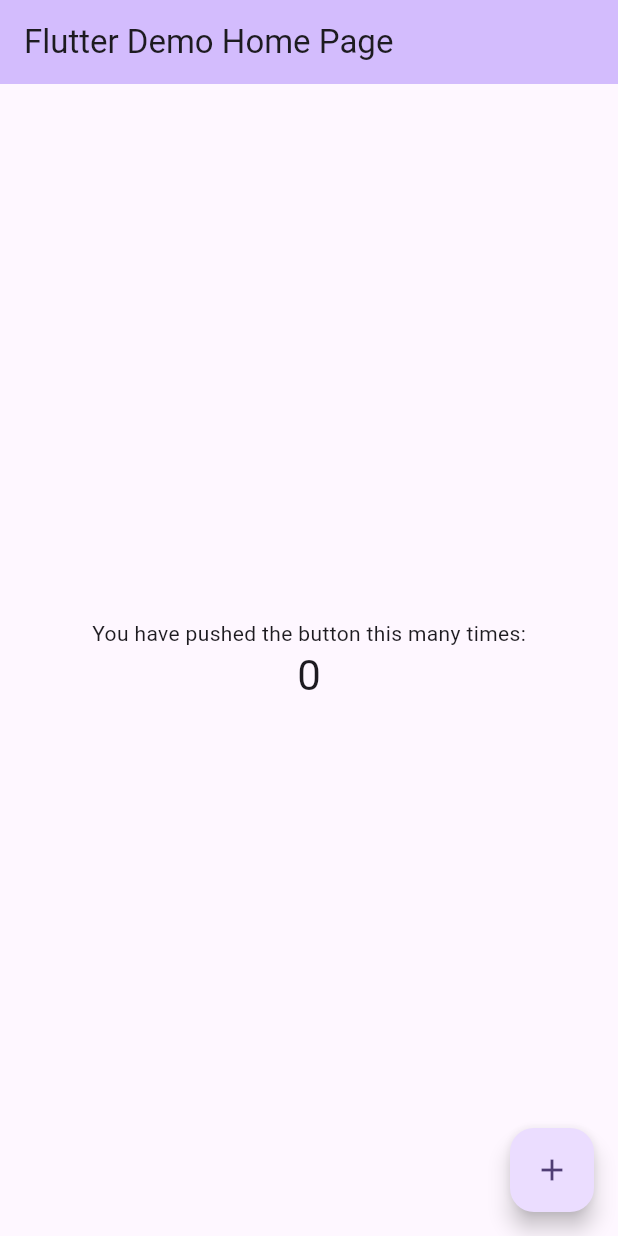
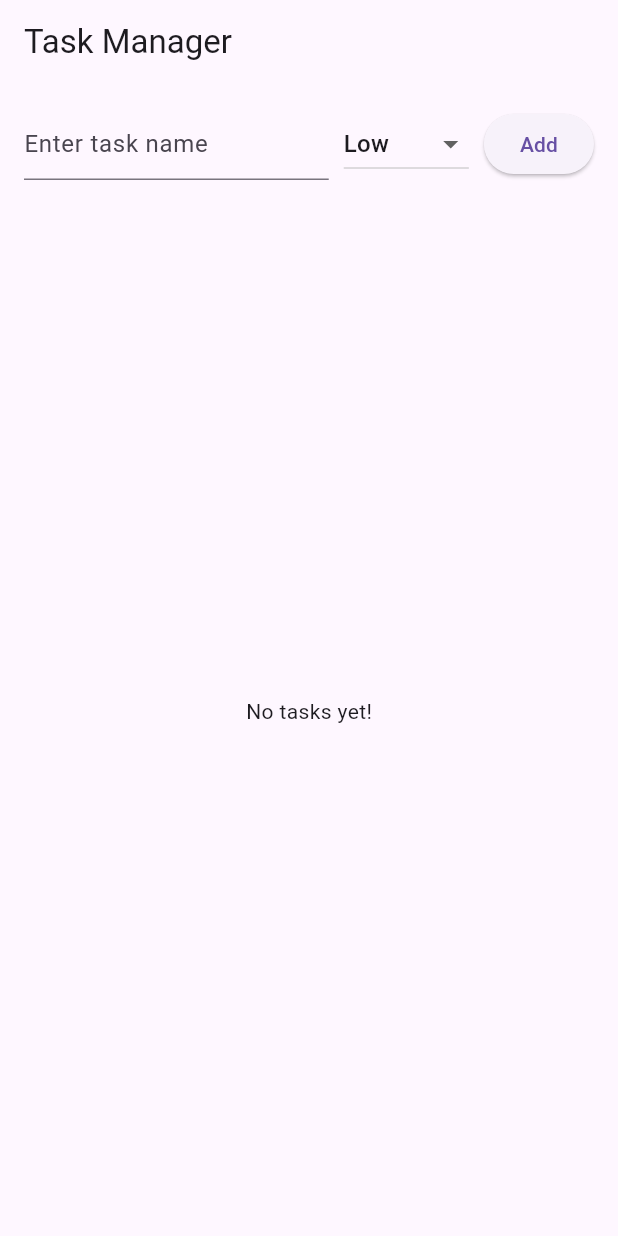
Before and after one commit to sidd07181134/CW4, a Flutter app: the screen it shows after launch, on a phone screen of 412 x 824 dp. Run offline on Flutter 3.47's test engine with Material 3 defaults, Android fonts, the phone set to English and light mode, and no system bars.

Commit message:
built task app

```diff
--- a/lib/main.dart
+++ b/lib/main.dart
@@ -7,119 +7,152 @@ void main() {
 class MyApp extends StatelessWidget {
   const MyApp({super.key});
 
-  // This widget is the root of your application.
   @override
   Widget build(BuildContext context) {
     return MaterialApp(
-      title: 'Flutter Demo',
+      title: 'Task Management App',
       theme: ThemeData(
-        // This is the theme of your application.
-        //
-        // TRY THIS: Try running your application with "flutter run". You'll see
-        // the application has a purple toolbar. Then, without quitting the app,
-        // try changing the seedColor in the colorScheme below to Colors.green
-        // and then invoke "hot reload" (save your changes or press the "hot
-        // reload" button in a Flutter-supported IDE, or press "r" if you used
-        // the command line to start the app).
-        //
-        // Notice that the counter didn't reset back to zero; the application
-        // state is not lost during the reload. To reset the state, use hot
-        // restart instead.
-        //
-        // This works for code too, not just values: Most code changes can be
-        // tested with just a hot reload.
-        colorScheme: ColorScheme.fromSeed(seedColor: Colors.deepPurple),
-        useMaterial3: true,
+        primarySwatch: Colors.blue,
       ),
-      home: const MyHomePage(title: 'Flutter Demo Home Page'),
+      home: const TaskListScreen(),
     );
   }
 }
 
-class MyHomePage extends StatefulWidget {
-  const MyHomePage({super.key, required this.title});
+class Task {
+  String name;
+  bool isCompleted;
+  String priority;
 
-  // This widget is the home page of your application. It is stateful, meaning
-  // that it has a State object (defined below) that contains fields that affect
-  // how it looks.
+  Task({required this.name, this.isCompleted = false, required this.priority});
+}
 
-  // This class is the configuration for the state. It holds the values (in this
-  // case the title) provided by the parent (in this case the App widget) and
-  // used by the build method of the State. Fields in a Widget subclass are
-  // always marked "final".
-
-  final String title;
+class TaskListScreen extends StatefulWidget {
+  const TaskListScreen({super.key});
 
   @override
-  State<MyHomePage> createState() => _MyHomePageState();
+  _TaskListScreenState createState() => _TaskListScreenState();
 }
 
-class _MyHomePageState extends State<MyHomePage> {
-  int _counter = 0;
+class _TaskListScreenState extends State<TaskListScreen> {
+  final List<Task> _tasks = [];
+  final TextEditingController _taskController = TextEditingController();
+  String _selectedPriority = 'Low';
 
-  void _incrementCounter() {
+  // Method to add a task
+  void _addTask(String taskName, String priority) {
+    if (taskName.isNotEmpty) {
+      setState(() {
+        _tasks.add(Task(name: taskName, priority: priority));
+        _taskController.clear();
+      });
+    }
+  }
+
+  // Method to toggle task completion
+  void _toggleTaskCompletion(int index) {
     setState(() {
-      // This call to setState tells the Flutter framework that something has
-      // changed in this State, which causes it to rerun the build method below
-      // so that the display can reflect the updated values. If we changed
-      // _counter without calling setState(), then the build method would not be
-      // called again, and so nothing would appear to happen.
-      _counter++;
+      _tasks[index].isCompleted = !_tasks[index].isCompleted;
     });
+  }
+
+  // Method to remove a task
+  void _deleteTask(int index) {
+    setState(() {
+      _tasks.removeAt(index);
+    });
+  }
+
+  // Sort tasks based on priority (High -> Medium -> Low)
+  List<Task> _getSortedTasks() {
+    List<Task> sortedTasks = List.from(_tasks);
+    sortedTasks.sort((a, b) {
+      const priorityOrder = {'High': 1, 'Medium': 2, 'Low': 3};
+      return priorityOrder[a.priority]!.compareTo(priorityOrder[b.priority]!);
+    });
+    return sortedTasks;
   }
 
   @override
   Widget build(BuildContext context) {
-    // This method is rerun every time setState is called, for instance as done
-    // by the _incrementCounter method above.
-    //
-    // The Flutter framework has been optimized to make rerunning build methods
-    // fast, so that you can just rebuild anything that needs updating rather
-    // than having to individually change instances of widgets.
     return Scaffold(
       appBar: AppBar(
-        // TRY THIS: Try changing the color here to a specific color (to
-        // Colors.amber, perhaps?) and trigger a hot reload to see the AppBar
-        // change color while the other colors stay the same.
-        backgroundColor: Theme.of(context).colorScheme.inversePrimary,
-        // Here we take the value from the MyHomePage object that was created by
-        // the App.build method, and use it to set our appbar title.
-        title: Text(widget.title),
+        title: const Text('Task Manager'),
       ),
-      body: Center(
-        // Center is a layout widget. It takes a single child and positions it
-        // in the middle of the parent.
+      body: Padding(
+        padding: const EdgeInsets.all(16.0),
         child: Column(
-          // Column is also a layout widget. It takes a list of children and
-          // arranges them vertically. By default, it sizes itself to fit its
-          // children horizontally, and tries to be as tall as its parent.
-          //
-          // Column has various properties to control how it sizes itself and
-          // how it positions its children. Here we use mainAxisAlignment to
-          // center the children vertically; the main axis here is the vertical
-          // axis because Columns are vertical (the cross axis would be
-          // horizontal).
-          //
-          // TRY THIS: Invoke "debug painting" (choose the "Toggle Debug Paint"
-          // action in the IDE, or press "p" in the console), to see the
-          // wireframe for each widget.
-          mainAxisAlignment: MainAxisAlignment.center,
-          children: <Widget>[
-            const Text(
-              'You have pushed the button this many times:',
+          children: [
+            // Task input and Add button
+            Row(
+              children: [
+                // Text input field for task name
+                Expanded(
+                  child: TextField(
+                    controller: _taskController,
+                    decoration: const InputDecoration(
+                      hintText: 'Enter task name',
+                    ),
+                  ),
+                ),
+                const SizedBox(width: 10),
+                // Dropdown for priority selection
+                DropdownButton<String>(
+                  value: _selectedPriority,
+                  items: const [
+                    DropdownMenuItem(value: 'Low', child: Text('Low')),
+                    DropdownMenuItem(value: 'Medium', child: Text('Medium')),
+                    DropdownMenuItem(value: 'High', child: Text('High')),
+                  ],
+                  onChanged: (String? newValue) {
+                    setState(() {
+                      _selectedPriority = newValue!;
+                    });
+                  },
+                ),
+                const SizedBox(width: 10),
+                ElevatedButton(
+                  onPressed: () => _addTask(_taskController.text, _selectedPriority),
+                  child: const Text('Add'),
+                ),
+              ],
             ),
-            Text(
-              '$_counter',
-              style: Theme.of(context).textTheme.headlineMedium,
+            const SizedBox(height: 20),
+            // Task list
+            Expanded(
+              child: _tasks.isEmpty
+                  ? const Center(child: Text('No tasks yet!'))
+                  : ListView.builder(
+                      itemCount: _getSortedTasks().length,
+                      itemBuilder: (context, index) {
+                        final task = _getSortedTasks()[index];
+                        return Card(
+                          child: ListTile(
+                            leading: Checkbox(
+                              value: task.isCompleted,
+                              onChanged: (value) => _toggleTaskCompletion(index),
+                            ),
+                            title: Text(
+                              task.name,
+                              style: TextStyle(
+                                decoration: task.isCompleted
+                                    ? TextDecoration.lineThrough
+                                    : TextDecoration.none,
+                              ),
+                            ),
+                            subtitle: Text('Priority: ${task.priority}'),
+                            trailing: IconButton(
+                              icon: const Icon(Icons.delete),
+                              onPressed: () => _deleteTask(index),
+                            ),
+                          ),
+                        );
+                      },
+                    ),
             ),
           ],
         ),
       ),
-      floatingActionButton: FloatingActionButton(
-        onPressed: _incrementCounter,
-        tooltip: 'Increment',
-        child: const Icon(Icons.add),
-      ), // This trailing comma makes auto-formatting nicer for build methods.
     );
   }
 }
```
